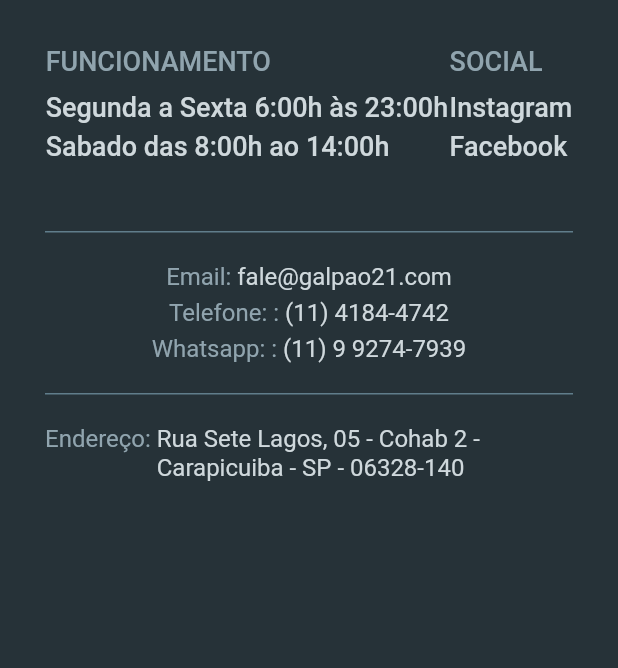
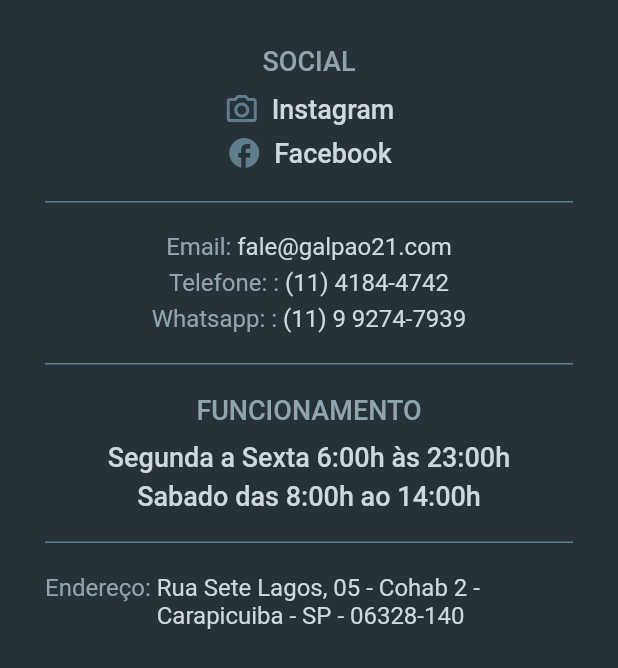
Before and after one commit to fabio21/academia_web, a Flutter app: the BottomBar widget shown alone on an empty page, opened directly, on a phone screen of 412 x 824 dp. Shown: the top 668 px of the screen. Run offline on Flutter 3.47's test engine with Material 2 defaults, Android fonts, the phone set to English and light mode, and no system bars; our stand-ins replace carousel_slider, easy_dynamic_theme, firebase_auth, firebase_core, google_sign_in, shared_preferences; missing offline and left inert: asset_cache; accounts and stored records are empty.

Commit message:
fix mobile board

```diff
--- a/lib/widgets/bottom_bar.dart
+++ b/lib/widgets/bottom_bar.dart
@@ -59,34 +59,28 @@ class BottomBar extends StatelessWidget {
   Column buildColumnMobile() {
     return Column(
       children: [
-        Row(
-          mainAxisSize: MainAxisSize.max,
-          mainAxisAlignment: MainAxisAlignment.spaceAround,
-          children: [
-            buildBottomBarAbout(),
-           // buildBottomBarFaq(),
         buildBottomBarFacebook(),
-          ],
-        ),
         buildContainerLine(),
-        SizedBox(height: 20),
         buildInfoTextEmail(),
-        // SizedBox(height: 5),
-        // buildInfoAdrress(),
         SizedBox(height: 5),
         buildInfoTel(),
         SizedBox(height: 5),
         buildInfoWhatsapp(),
-        SizedBox(height: 20),
+
         buildContainerLine(),
-        SizedBox(height: 20),
+
+        buildBottomBarAbout(),
+        buildContainerLine(),
+
         buildTextCopyright(),
+
       ],
     );
   }
 
   Container buildContainerLine() {
     return Container(
+      margin: EdgeInsets.symmetric(vertical: 20),
       color: Colors.blueGrey,
       width: double.maxFinite,
       height: 1,
@@ -151,11 +145,11 @@ class BottomBar extends StatelessWidget {
     var whatsappUrl = "whatsapp://send?web=+$cell&text=Olá,tudo bem ?";
     if (await canLaunch(whatsappUrl)) {
       abrirWhatsApp(whatsappUrl);
-      }else{
+    } else {
       var whatsappUrl = "https://wa.me/$cell/?text=Olá,tudo bem?";
       if (await canLaunch(whatsappUrl)) {
         abrirWhatsApp(whatsappUrl);
-        }else{
+      } else {
         throw 'Could not launch $whatsappUrl';
       }
     }
@@ -206,23 +200,25 @@ class BottomBar extends StatelessWidget {
   Widget buildBottomBarFacebook() {
     return MouseRegion(
       cursor: SystemMouseCursors.click,
-      child: BottomBarColumn(
+      child:
+      BottomBarColumn(
         heading: 'SOCIAL',
         s1: 'Instagram',
+        icon1: Icons.camera_alt_outlined,
         link1: "https://www.instagram.com/academiagalpao21/?hl=pt-br",
         s2: 'Facebook',
+        icon2: Icons.facebook,
         link2: "https://pt-br.facebook.com/AcademiaGalpao21/",
-        s3: '',
       ),
     );
   }
+
 
   BottomBarColumn buildBottomBarFaq() {
     return BottomBarColumn(
       heading: 'REFERENCIA',
       s1: 'Atacadão',
       s2: 'Parque dos Paturis',
-      s3: '',
     );
   }
 
@@ -231,7 +227,6 @@ class BottomBar extends StatelessWidget {
       heading: 'FUNCIONAMENTO',
       s1: 'Segunda a Sexta 6:00h às 23:00h',
       s2: 'Sabado das 8:00h ao 14:00h',
-      s3: '',
     );
   }
 
@@ -246,4 +241,5 @@ class BottomBar extends StatelessWidget {
       throw 'Could not launch $url';
     }
   }
+
 }
--- a/lib/widgets/bottom_bar_column.dart
+++ b/lib/widgets/bottom_bar_column.dart
@@ -1,28 +1,38 @@
 import 'package:flutter/material.dart';
 import 'package:url_launcher/url_launcher.dart';
+import 'package:web_site_academia/widgets/responsive.dart';
 
 class BottomBarColumn extends StatelessWidget {
   final String heading;
   final String s1;
+  final IconData? icon1;
   final String? link1;
-  final String s2;
+  final String? s2;
+  final IconData? icon2;
   final String? link2;
-  final String s3;
+  final String? s3;
+  final IconData? icon3;
   final String? link3;
 
   BottomBarColumn({
     required this.heading,
     required this.s1,
-    required this.s2,
-    required this.s3, this.link1, this.link2, this.link3,
+    this.s2,
+    this.s3,
+    this.link1,
+    this.link2,
+    this.link3,
+    this.icon1,
+    this.icon2,
+    this.icon3,
   });
 
   @override
   Widget build(BuildContext context) {
-    return Padding(
-      padding: EdgeInsets.only(bottom: 20.0),
-      child: Column(
-        crossAxisAlignment: CrossAxisAlignment.start,
+    return Column(
+      crossAxisAlignment: ResponsiveWidget.isSmallScreen(context)
+          ? CrossAxisAlignment.center
+          : CrossAxisAlignment.start,
       children: [
         buildText(
           title: heading,
@@ -31,21 +41,39 @@ class BottomBarColumn extends StatelessWidget {
           fontWeight: FontWeight.w500,
         ),
         SizedBox(height: 10),
-          buildText(title: s1, link: link1),
-          SizedBox(height: 5),
-          buildText(title: s2, link: link2),
-          SizedBox(height: 5),
-          buildText(title: s3, link: link3),
+        iconRow(buildText(title: s1, link: link1), icon1, context),
+        if (s2 != null) SizedBox(height: 5),
+        if (s2 != null) iconRow(buildText(title: s2!, link: link2), icon2, context),
+        if (s3 != null) SizedBox(height: 5),
+        if (s3 != null) iconRow(buildText(title: s3!, link: link3), icon3, context),
       ],
-      ),
     );
   }
 
-  Widget buildText({required String title,
+  Widget iconRow(Widget child, IconData? icon, context) {
+    return icon != null
+        ? Row(
+      mainAxisAlignment: ResponsiveWidget.isSmallScreen(context)
+          ? MainAxisAlignment.center
+          : MainAxisAlignment.start,
+            children: [
+              Padding(
+                padding: const EdgeInsets.only(right: 8),
+                child: Icon(icon),
+              ),
+              child
+            ],
+          )
+        : child;
+  }
+
+  Widget buildText({
+    required String title,
     double fontSize = 14,
     Color? color,
     String? link,
-    FontWeight? fontWeight}) {
+    FontWeight? fontWeight,
+  }) {
     return GestureDetector(
       onTap: link != null ? () => linkGet(link) : null,
       child: Text(
--- a/lib/widgets/carousel.dart
+++ b/lib/widgets/carousel.dart
@@ -1,5 +1,6 @@
 import 'dart:ui';
 
+import 'package:asset_cache/asset_cache.dart';
 import 'package:carousel_slider/carousel_slider.dart';
 import 'package:web_site_academia/widgets/responsive.dart';
 import 'package:flutter/material.dart';
@@ -28,6 +29,8 @@ class _DestinationCarouselState extends State<DestinationCarousel> {
     'assets/images/ballet.jpeg',
   ];
 
+  final imageAssets = ImageAssetCache(basePath: 'assets/images/');
+
   final List<String> places = [
     'NATAÇÃO',
     'HIDROGINASTICA',
@@ -37,7 +40,7 @@ class _DestinationCarouselState extends State<DestinationCarousel> {
     'BALLET',
   ];
 
-  List<Widget> generateImageTiles(screenSize) {
+  List<Widget> generateImageTiles(screenSize)  {
     return images
         .map(
           (element) => ClipRRect(
@@ -206,17 +209,3 @@ class _DestinationCarouselState extends State<DestinationCarousel> {
     });
   }
 }
-
-// class InvertedRect extends CustomClipper<Path> {
-//   @override
-//   getClip(Size size) {
-//     print(size);
-//     return Path()
-//       ..addRect(Rect.fromLTWH(0.0, 0.0, size.width, size.height))
-//       ..addRect(Rect.fromLTWH(100.0, 40.0, 100, 100))
-//       ..fillType = PathFillType.evenOdd;
-//   }
-//
-//   @override
-//   bool shouldReclip(CustomClipper<Path> oldClipper) => true;
-// }
--- a/lib/widgets/floating_quick_access_bar.dart
+++ b/lib/widgets/floating_quick_access_bar.dart
@@ -21,7 +21,7 @@ class _FloatingQuickAccessBarState extends State<FloatingQuickAccessBar> {
   List<IconData> icons = [
     Icons.article,
     Icons.flatware_sharp,
-    Icons.people,
+    Icons.local_parking,
     Icons.wb_sunny
   ];
 
--- a/pubspec.yaml
+++ b/pubspec.yaml
@@ -16,6 +16,7 @@ dependencies:
   firebase_auth: ^1.0.1
   google_sign_in: ^5.0.1
   url_launcher: ^6.0.10
+  asset_cache: ^1.0.0+1
 
 dev_dependencies:
   flutter_test:
```
Also changed, not shown: assets/images/academia.jpeg (added), pubspec.lock, 10 other files. Lines whose indentation alone changed are shown as unchanged.
